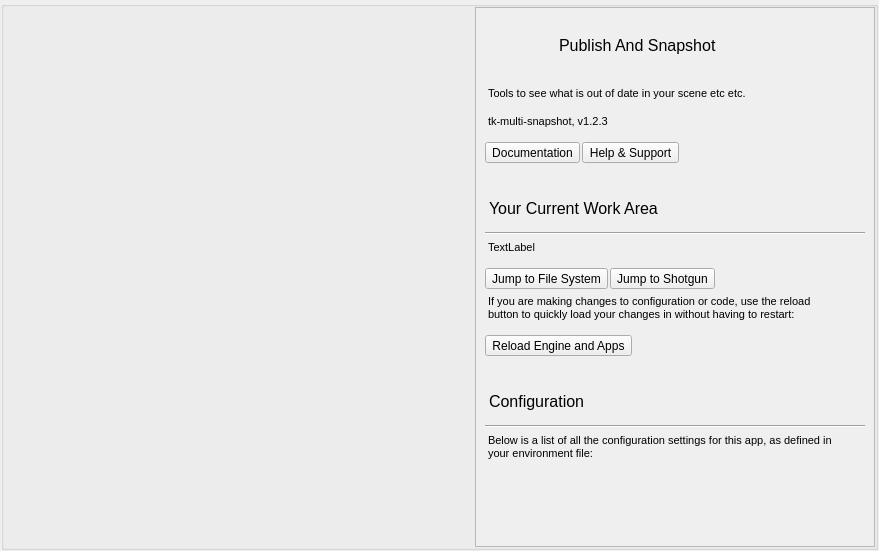
Old version of the form python/tk-core/python/tank/platform/qt/tank_dialog.ui in the repository shotgunsoftware/tk-framework-desktopstartup.
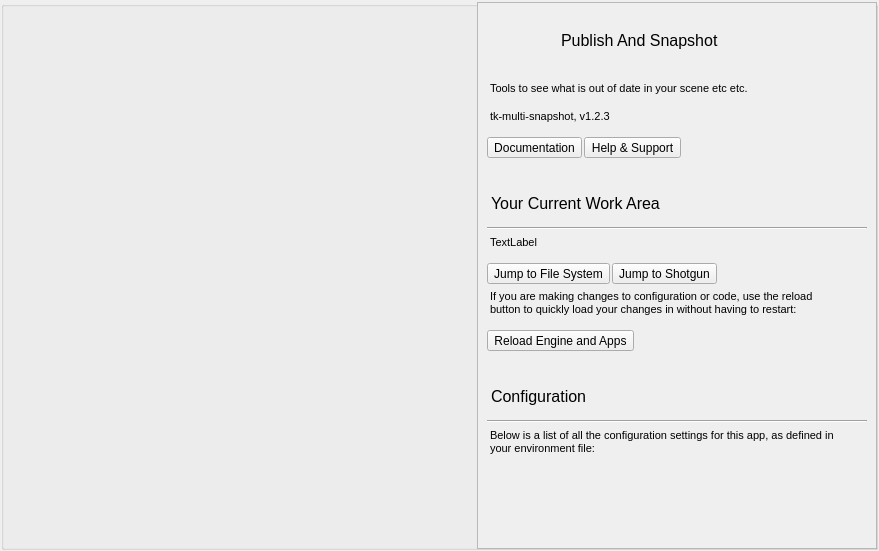
New version of the form. The open tabs and pages were chosen to show the change. Icons and pictures are not drawn.

Patch:
```diff
--- a/python/tk-core/python/tank/platform/qt/tank_dialog.ui
+++ b/python/tk-core/python/tank/platform/qt/tank_dialog.ui
@@ -216,7 +216,9 @@
           </size>
          </property>
          <property name="styleSheet">
-          <string notr="true"/>
+          <string notr="true">QGroupBox {
+margin: 0px;
+}</string>
          </property>
          <property name="title">
           <string/>
@@ -322,8 +324,8 @@
               <rect>
                <x>0</x>
                <y>0</y>
-               <width>383</width>
-               <height>577</height>
+               <width>398</width>
+               <height>550</height>
               </rect>
              </property>
              <layout class="QVBoxLayout" name="verticalLayout_4">
```
Left out of the diff: 48 changed lines with no effect on the pictures.
